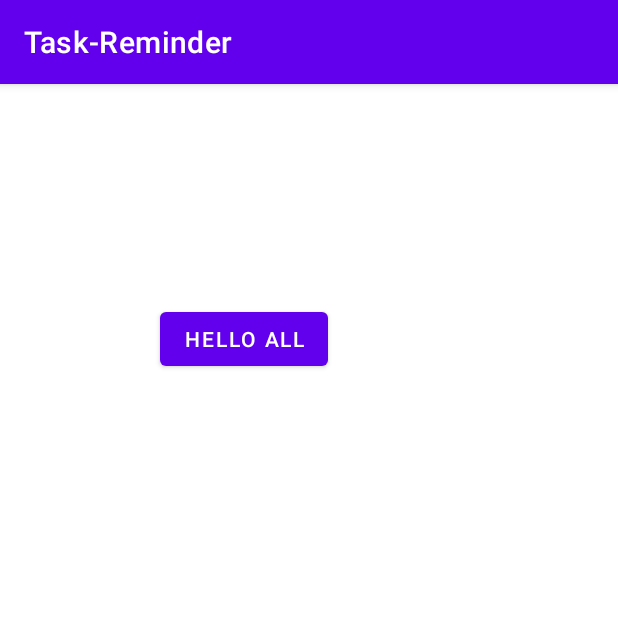
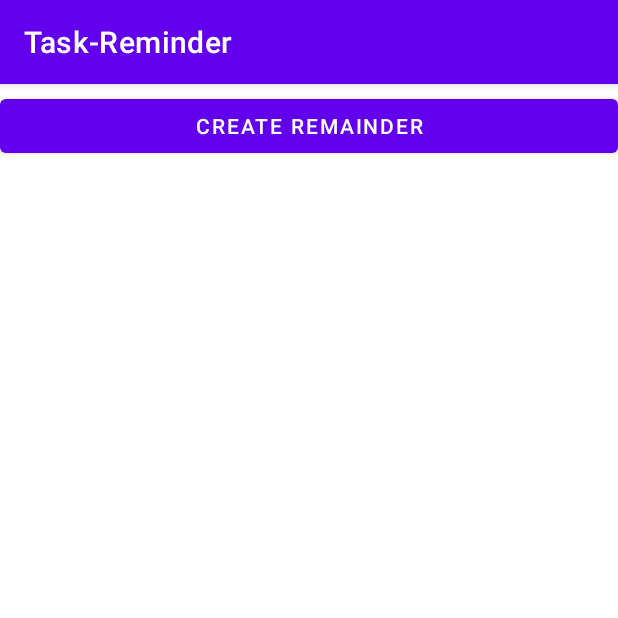
Before and after one commit to amulyareddybaddam/TASK-Reminder, an Android app: the screen it shows after launch (MainActivity), on a phone screen of 412 x 824 dp, the top half of it. Run offline under Robolectric (Android 15) with nearby library versions, the phone set to English and light mode, and no system bars.

Commit message:
Update activity_main.xml

```diff
--- a/app/src/main/res/layout/activity_main.xml
+++ b/app/src/main/res/layout/activity_main.xml
@@ -1,20 +1,20 @@
-<?xml version="1.0" encoding="utf-8"?>
-<androidx.constraintlayout.widget.ConstraintLayout xmlns:android="http://schemas.android.com/apk/res/android"
+<LinearLayout xmlns:android="http://schemas.android.com/apk/res/android"
     xmlns:app="http://schemas.android.com/apk/res-auto"
     xmlns:tools="http://schemas.android.com/tools"
+    android:orientation="vertical"
+    android:paddingTop="4sp"
     android:layout_width="match_parent"
-    android:layout_height="match_parent"
-    tools:context=".MainActivity">
+    android:layout_height="match_parent">
 
     <Button
-        android:id="@+id/BTN1"
-        android:layout_width="wrap_content"
-        android:layout_height="wrap_content"
-        android:text="Hello all"
-        app:layout_constraintBottom_toBottomOf="parent"
-        app:layout_constraintEnd_toEndOf="parent"
-        app:layout_constraintHorizontal_bias="0.356"
-        app:layout_constraintStart_toStartOf="parent"
-        app:layout_constraintTop_toTopOf="parent"
-        app:layout_constraintVertical_bias="0.203" />
-</androidx.constraintlayout.widget.ConstraintLayout>
+        android:id="@+id/taskBTN"
+        android:layout_width="match_parent"
+        android:layout_height="48dp"
+        android:text="Create Remainder" />
+
+    <androidx.recyclerview.widget.RecyclerView
+        android:id="@+id/taskList"
+        android:layout_width="match_parent"
+        android:layout_height="match_parent"/>
+
+</LinearLayout>
```
